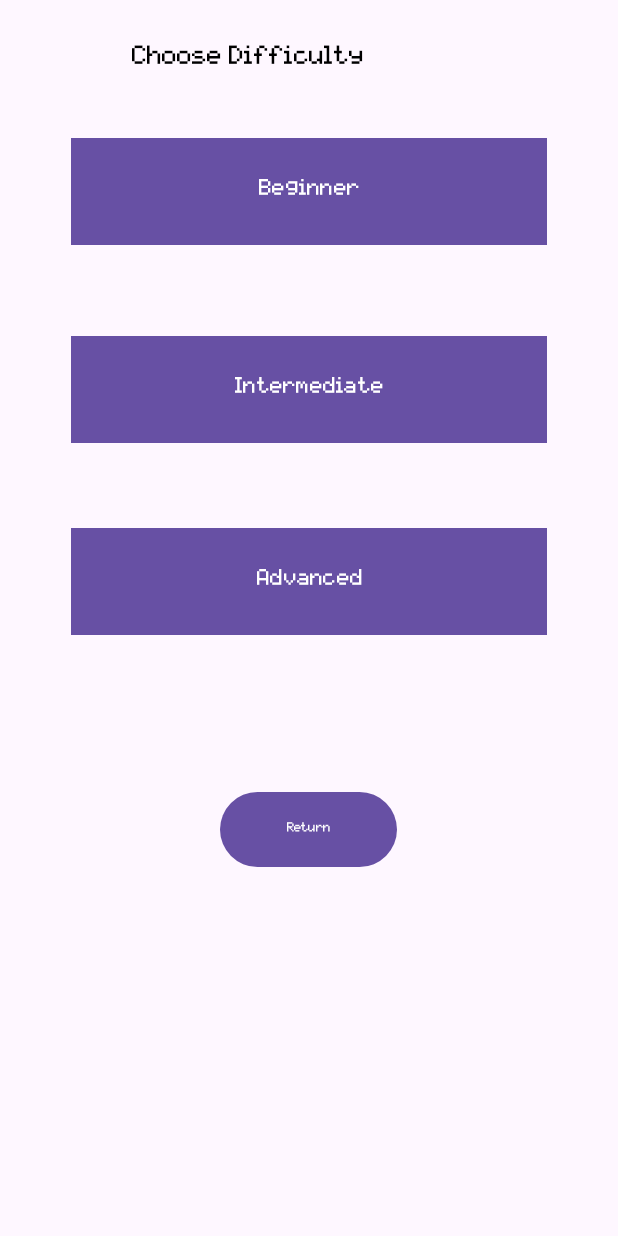
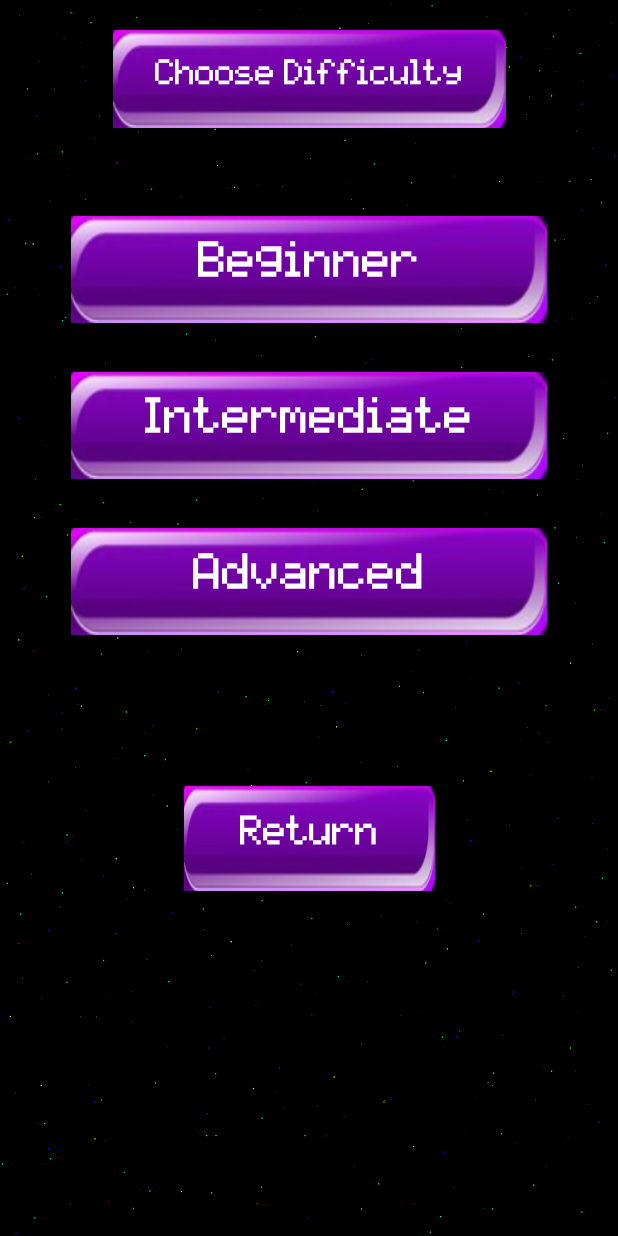
Before and after one commit to NeoMouseSVC/ITSC4155-Software-Dev.-Project-Spring2024, an Android app: the difficulty_screen screen opened directly, with no data from a screen before it, on a phone screen of 412 x 824 dp. Run offline under Robolectric (Android 15) with nearby library versions, the phone set to English and light mode, and no system bars.

Commit message:
Visual updates for difficulty screen
Added basic button backgrounds (easily changeable) and screen background.

```diff
--- a/HangmanAndroidJava/app/src/main/java/com/example/myapplication/MainActivity.java
+++ b/HangmanAndroidJava/app/src/main/java/com/example/myapplication/MainActivity.java
@@ -40,7 +40,7 @@ public class MainActivity extends AppCompatActivity {
                                     setSelectedDiff(selectedDiff);
                                     Toast.makeText(MainActivity.this, "Difficulty : " + selectedDiff, Toast.LENGTH_SHORT).show();
                                     //Log.i("Difficulty Toast",selectedDiff);
-                                    setSelectedDiff(selectedDiff);
+
                                 }else {
                                     Toast.makeText(MainActivity.this, "Difficulty is null ", Toast.LENGTH_SHORT).show();
                                 }
--- a/HangmanAndroidJava/app/src/main/res/layout/activity_difficulty_screen.xml
+++ b/HangmanAndroidJava/app/src/main/res/layout/activity_difficulty_screen.xml
@@ -4,74 +4,136 @@
     xmlns:tools="http://schemas.android.com/tools"
     android:id="@+id/main"
     android:layout_width="match_parent"
-    android:layout_height="match_parent">
+    android:layout_height="match_parent"
+    android:background="@drawable/space_background">
 
     <!-- UI elements for difficulty selection -->
 
     <TextView
         android:id="@+id/textChooseDifficulty"
-        android:layout_width="wrap_content"
-        android:layout_height="wrap_content"
-        android:layout_marginStart="88dp"
-        android:layout_marginTop="28dp"
+        android:layout_width="262dp"
+        android:layout_height="65dp"
+        android:layout_marginTop="20dp"
+        android:background="@drawable/purple_rect"
         android:text="Choose Difficulty"
-        android:textColor="@android:color/black"
-        android:textSize="28sp"
+        android:gravity="center"
+        android:textColor="@android:color/white"
+        android:textSize="38sp"
+        app:layout_constraintEnd_toEndOf="parent"
         app:layout_constraintStart_toStartOf="parent"
         app:layout_constraintTop_toTopOf="parent" />
+
+    <FrameLayout
+        android:layout_width="match_parent"
+        android:layout_height="wrap_content"
+        android:layout_marginTop="144dp"
+        app:layout_constraintTop_toTopOf="parent">
 
         <Button
             android:id="@+id/btnBeginner"
             android:layout_width="317dp"
             android:layout_height="71dp"
-        android:layout_marginStart="16dp"
-        android:layout_marginTop="92dp"
-        android:layout_marginEnd="16dp"
-        android:background="@drawable/purple_rect"
+            android:layout_gravity="center"
+            android:foreground="@drawable/purple_rect"
+            android:gravity="center"
+            android:text=""
+            android:textSize="54sp" />
+
+        <TextView
+            android:id="@+id/textBeginner"
+            android:layout_width="wrap_content"
+            android:layout_height="wrap_content"
             android:text="Beginner"
-        android:textSize="24sp"
-        app:layout_constraintEnd_toEndOf="parent"
-        app:layout_constraintStart_toStartOf="parent"
-        app:layout_constraintTop_toTopOf="parent" />
+            android:textColor="@android:color/white"
+            android:textSize="54sp"
+            android:layout_gravity="center" />
+
+    </FrameLayout>
+
+    <!-- Intermediate -->
+    <FrameLayout
+        android:layout_width="match_parent"
+        android:layout_height="wrap_content"
+        android:layout_marginTop="248dp"
+        app:layout_constraintTop_toTopOf="parent">
 
     <Button
         android:id="@+id/btnIntermediate"
         android:layout_width="317dp"
         android:layout_height="71dp"
-        android:layout_marginStart="16dp"
-        android:layout_marginTop="224dp"
-        android:layout_marginEnd="16dp"
-        android:background="@drawable/purple_rect"
+        android:layout_gravity="center"
+        android:foreground="@drawable/purple_rect"
+        android:text=""
+        android:gravity="center"
+        android:textSize="54sp" />
+
+    <TextView
+        android:id="@+id/textIntermediate"
+        android:layout_width="wrap_content"
+        android:layout_height="wrap_content"
         android:text="Intermediate"
-        android:textSize="24sp"
-        app:layout_constraintEnd_toEndOf="parent"
-        app:layout_constraintStart_toStartOf="parent"
-        app:layout_constraintTop_toTopOf="parent" />
+        android:textColor="@android:color/white"
+        android:textSize="54sp"
+        android:layout_gravity="center" />
+    </FrameLayout>
+
+    <!-- Advanced -->
+    <FrameLayout
+        android:layout_width="match_parent"
+        android:layout_height="wrap_content"
+        android:layout_marginTop="352dp"
+        app:layout_constraintTop_toTopOf="parent">
 
         <Button
             android:id="@+id/btnAdvanced"
             android:layout_width="317dp"
             android:layout_height="71dp"
-        android:layout_marginStart="16dp"
-        android:layout_marginTop="352dp"
-        android:layout_marginEnd="16dp"
-        android:background="@drawable/purple_rect"
+            android:layout_gravity="center"
+            android:foreground="@drawable/purple_rect"
+            android:text=""
+            android:gravity="center"
+            android:textSize="54sp" />
+
+        <TextView
+            android:id="@+id/textAdvanced"
+            android:layout_width="wrap_content"
+            android:layout_height="wrap_content"
             android:text="Advanced"
-        android:textSize="24sp"
+            android:textColor="@android:color/white"
+            android:textSize="54sp"
+            android:layout_gravity="center" />
+
+    </FrameLayout>
+
+    <FrameLayout
+        android:layout_width="167dp"
+        android:layout_height="70dp"
+        android:layout_marginTop="524dp"
+        app:layout_constraintTop_toTopOf="parent"
         app:layout_constraintEnd_toEndOf="parent"
-        app:layout_constraintStart_toStartOf="parent"
-        app:layout_constraintTop_toTopOf="parent" />
+        app:layout_constraintStart_toStartOf="parent">
 
         <Button
             android:id="@+id/return_difficulty"
-        android:layout_width="118dp"
-        android:layout_height="58dp"
-        android:layout_marginTop="524dp"
+            android:layout_width="match_parent"
+            android:layout_height="match_parent"
+            android:foreground="@drawable/purple_rect"
+            android:text=""
+            android:gravity="center"
+            android:textSize="38sp" />
+
+        <TextView
+            android:id="@+id/textReturn"
+            android:layout_width="wrap_content"
+            android:layout_height="wrap_content"
             android:text="Return"
-        app:layout_constraintEnd_toEndOf="parent"
-        app:layout_constraintHorizontal_bias="0.498"
-        app:layout_constraintStart_toStartOf="parent"
-        app:layout_constraintTop_toTopOf="parent" />
+            android:textColor="@android:color/white"
+            android:textSize="44sp"
+            android:layout_gravity="center" />
+
+    </FrameLayout>
+
+
 
 
 </androidx.constraintlayout.widget.ConstraintLayout>
```
Lines whose indentation alone changed are shown as unchanged.
